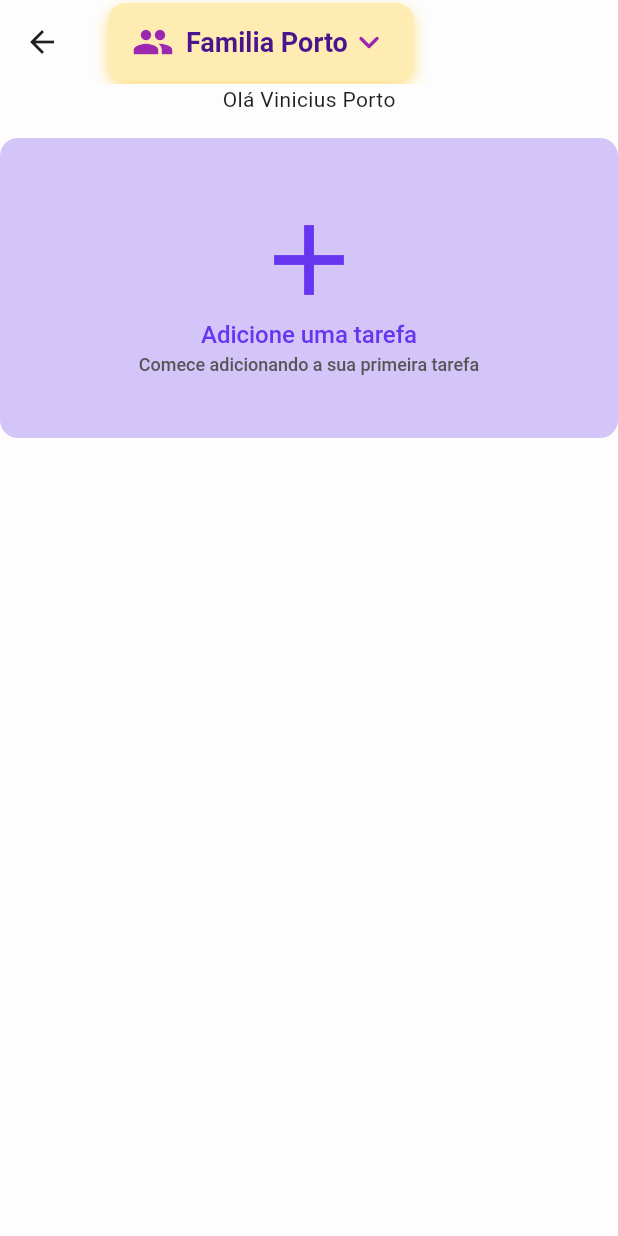
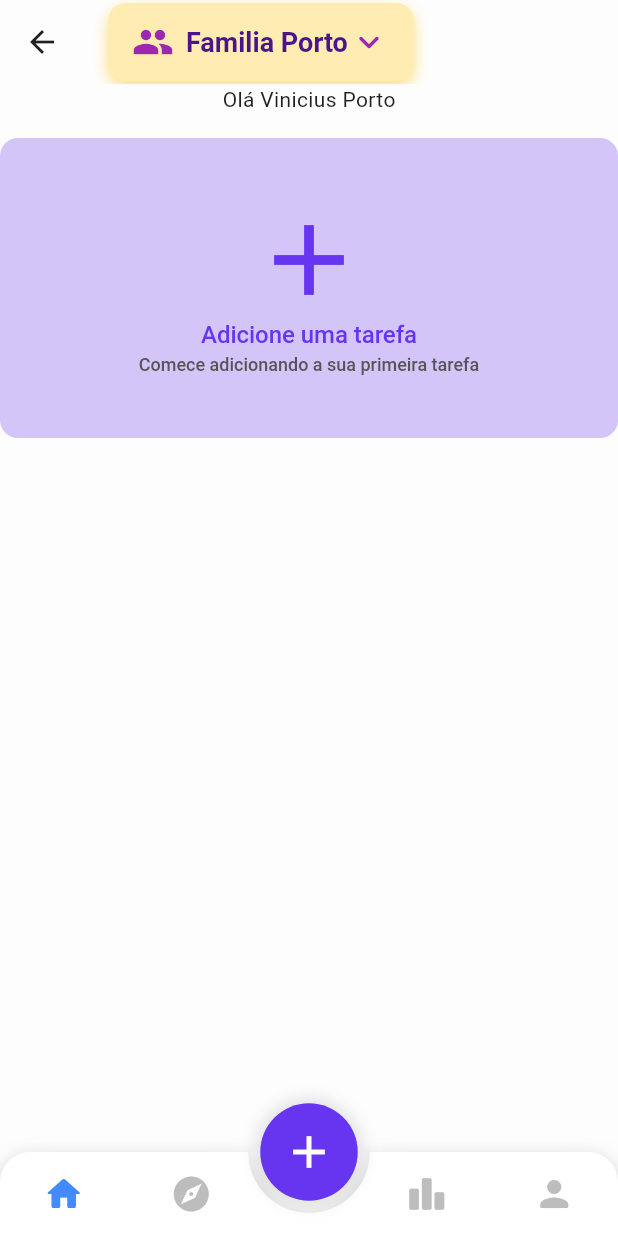
Before and after one commit to ViniPortoDev/clean_nest, a Flutter app: the HomePage screen opened by its route, on a phone screen of 412 x 824 dp. Run offline on Flutter 3.47's test engine with Material 3 defaults, Android fonts, the phone set to English and light mode, and no system bars; our stand-ins replace flutter_modular; Roboto replaces fonts that are missing (ComicSans).

Commit message:
added bottom navigator in home page

```diff
--- a/lib/modules/home/src/ui/pages/home_page.dart
+++ b/lib/modules/home/src/ui/pages/home_page.dart
@@ -1,3 +1,5 @@
+import 'package:animated_bottom_navigation_bar/animated_bottom_navigation_bar.dart';
+import 'package:clean_nest/core/themes/themes.dart';
 import 'package:clean_nest/modules/home/src/domain/entities/task.dart';
 import 'package:clean_nest/modules/home/src/ui/viewmodels/task_viewmodel.dart';
 import 'package:clean_nest/modules/home/src/ui/widgets/add_task_container_widget.dart';
@@ -6,16 +8,30 @@ import 'package:flutter/material.dart';
 import 'package:flutter_modular/flutter_modular.dart';
 import 'package:clean_nest/core/domain/entities/member.dart';
 
-class HomePage extends StatelessWidget {
+class HomePage extends StatefulWidget {
   final TaskViewModel taskViewModel;
   const HomePage({super.key, required this.taskViewModel});
 
+  @override
+  State<HomePage> createState() => _HomePageState();
+}
+
+class _HomePageState extends State<HomePage> {
   @override
   Widget build(BuildContext context) {
     final TextEditingController _titleController = TextEditingController();
     final TextEditingController _descriptionController =
         TextEditingController();
     final TextEditingController _typeController = TextEditingController();
+    int _currentIndex = 0;
+
+    // Lista de ícones para o menu
+    final iconList = <IconData>[
+      Icons.home,
+      Icons.star,
+      Icons.settings,
+      Icons.person,
+    ];
 
     final List<Member> _members = [
       Member(id: 1, name: 'Membro 1', email: '', tasks: []),
@@ -26,7 +42,7 @@ class HomePage extends StatelessWidget {
     return Scaffold(
       appBar: AppBar(
         title: SelectedGroupWidget(
-          groupName: taskViewModel.selectedGroup,
+          groupName: widget.taskViewModel.selectedGroup,
           onTap: () {
             showModalBottomSheet(
               context: context,
@@ -49,7 +65,7 @@ class HomePage extends StatelessWidget {
           const Text('Olá Vinicius Porto'),
           const SizedBox(height: 16),
           // Mostrar o container de adicionar tarefa apenas se não houver tarefas
-          if (taskViewModel.tasks.isEmpty)
+          if (widget.taskViewModel.tasks.isEmpty)
             AddTaskContainerWidget(
               onTap: () {
                 showModalBottomSheet(
@@ -86,9 +102,9 @@ class HomePage extends StatelessWidget {
                         ),
                         const SizedBox(height: 16),
                         DropdownButton<String>(
-                          value: taskViewModel.selectedGroup,
+                          value: widget.taskViewModel.selectedGroup,
                           onChanged: (String? newValue) {
-                            taskViewModel.updateGroup(newValue!);
+                            widget.taskViewModel.updateGroup(newValue!);
                           },
                           items: <String>['Familia Porto']
                               .map<DropdownMenuItem<String>>((String value) {
@@ -100,9 +116,9 @@ class HomePage extends StatelessWidget {
                         ),
                         const SizedBox(height: 16),
                         DropdownButton<String>(
-                          value: taskViewModel.selectedCategory,
+                          value: widget.taskViewModel.selectedCategory,
                           onChanged: (String? newValue) {
-                            taskViewModel.updateCategory(newValue!);
+                            widget.taskViewModel.updateCategory(newValue!);
                           },
                           items: <String>['Cozinha', 'Sala', 'Quarto']
                               .map<DropdownMenuItem<String>>((String value) {
@@ -119,16 +135,19 @@ class HomePage extends StatelessWidget {
                           children: _members.map((member) {
                             return CheckboxListTile(
                               title: Text(member.name),
-                              value: taskViewModel.selectedMembers
+                              value: widget.taskViewModel.selectedMembers
                                   .contains(member),
                               onChanged: (bool? value) {
                                 if (value == true) {
-                                  taskViewModel.updateMembers(
-                                    [...taskViewModel.selectedMembers, member],
+                                  widget.taskViewModel.updateMembers(
+                                    [
+                                      ...widget.taskViewModel.selectedMembers,
+                                      member
+                                    ],
                                   );
                                 } else {
-                                  taskViewModel.updateMembers(
-                                    taskViewModel.selectedMembers
+                                  widget.taskViewModel.updateMembers(
+                                    widget.taskViewModel.selectedMembers
                                         .where((m) => m != member)
                                         .toList(),
                                   );
@@ -147,12 +166,12 @@ class HomePage extends StatelessWidget {
                                 title: _titleController.text,
                                 description: _descriptionController.text,
                                 type: _typeController.text,
-                                group: taskViewModel.selectedGroup,
-                                category: taskViewModel.selectedCategory,
-                                members: taskViewModel.selectedMembers,
+                                group: widget.taskViewModel.selectedGroup,
+                                category: widget.taskViewModel.selectedCategory,
+                                members: widget.taskViewModel.selectedMembers,
                               );
 
-                              taskViewModel.addTask(newTask);
+                              widget.taskViewModel.addTask(newTask);
                               Navigator.pop(context);
                             }
                           },
@@ -165,14 +184,15 @@ class HomePage extends StatelessWidget {
               },
             ),
           // Se existirem tarefas, elas são exibidas
-          if (taskViewModel.tasks.isNotEmpty)
+          if (widget.taskViewModel.tasks.isNotEmpty)
             Expanded(
               child: ListView.builder(
-                itemCount: taskViewModel.tasks.length,
+                itemCount: widget.taskViewModel.tasks.length,
                 itemBuilder: (context, index) {
-                  final task = taskViewModel.tasks[index];
+                  final task = widget.taskViewModel.tasks[index];
                   return Card(
-                    margin: const EdgeInsets.symmetric(vertical: 8, horizontal: 16),
+                    margin:
+                        const EdgeInsets.symmetric(vertical: 8, horizontal: 16),
                     elevation: 4,
                     shape: RoundedRectangleBorder(
                       borderRadius: BorderRadius.circular(12),
@@ -203,6 +223,110 @@ class HomePage extends StatelessWidget {
             ),
         ],
       ),
+      floatingActionButton: GestureDetector(
+        onTap: () {
+          // Lógica ao clicar no botão
+          showDialog(
+            context: context,
+            builder: (context) => AlertDialog(
+              shape: RoundedRectangleBorder(
+                borderRadius: BorderRadius.circular(20),
+              ),
+              backgroundColor: Colors.white,
+              title: Row(
+                mainAxisAlignment: MainAxisAlignment.center,
+                children: [
+                  Icon(Icons.add_circle_outline,
+                      color: Colors.blueAccent, size: 32),
+                  SizedBox(width: 8),
+                  Text(
+                    'Adicionar',
+                    style: TextStyle(
+                      color: Colors.black87,
+                      fontSize: 18,
+                      fontWeight: FontWeight.w600,
+                    ),
+                  ),
+                ],
+              ),
+              content: Text(
+                'Deseja adicionar este item?',
+                style: TextStyle(
+                  color: Colors.grey[700],
+                  fontSize: 16,
+                ),
+                textAlign: TextAlign.center,
+              ),
+              actionsAlignment: MainAxisAlignment.center,
+              actions: [
+                TextButton(
+                  onPressed: () => Navigator.pop(context),
+                  child: Text(
+                    'Cancelar',
+                    style: TextStyle(color: Colors.redAccent),
+                  ),
+                ),
+                TextButton(
+                  onPressed: () {
+                    Navigator.pop(context);
+                    // Lógica para adicionar o item
+                  },
+                  child: Text(
+                    'Adicionar',
+                    style: TextStyle(color: Colors.blueAccent),
+                  ),
+                ),
+              ],
+            ),
+          );
+        },
+        child: Container(
+          height: 65,
+          width: 65,
+          decoration: BoxDecoration(
+            color: cnColorScheme.primary,
+            shape: BoxShape.circle,
+            boxShadow: [
+              BoxShadow(
+                color: Colors.black.withOpacity(0.1),
+                spreadRadius: 4,
+                blurRadius: 8,
+              ),
+            ],
+          ),
+          child: Icon(
+            Icons.add,
+            color: Colors.white,
+            size: 36,
+          ),
+        ),
+      ),
+      floatingActionButtonLocation: FloatingActionButtonLocation.centerDocked,
+      bottomNavigationBar: AnimatedBottomNavigationBar(
+        icons: [
+          Icons.home_rounded,
+          Icons.explore_rounded,
+          Icons.leaderboard_rounded,
+          Icons.person_rounded,
+        ],
+        activeIndex: _currentIndex,
+        gapLocation: GapLocation.center,
+        notchSmoothness: NotchSmoothness.verySmoothEdge,
+        leftCornerRadius: 20,
+        rightCornerRadius: 20,
+        backgroundColor: Colors.white,
+        activeColor: Colors.blueAccent,
+        inactiveColor: Colors.grey[400],
+        iconSize: 28,
+        elevation: 8,
+        onTap: (index) {
+          setState(() {
+            _currentIndex = index;
+          });
+        },
+        splashColor: Colors.blueAccent.withOpacity(0.2),
+        splashSpeedInMilliseconds: 250,
+      ),
     );
   }
 }
```
